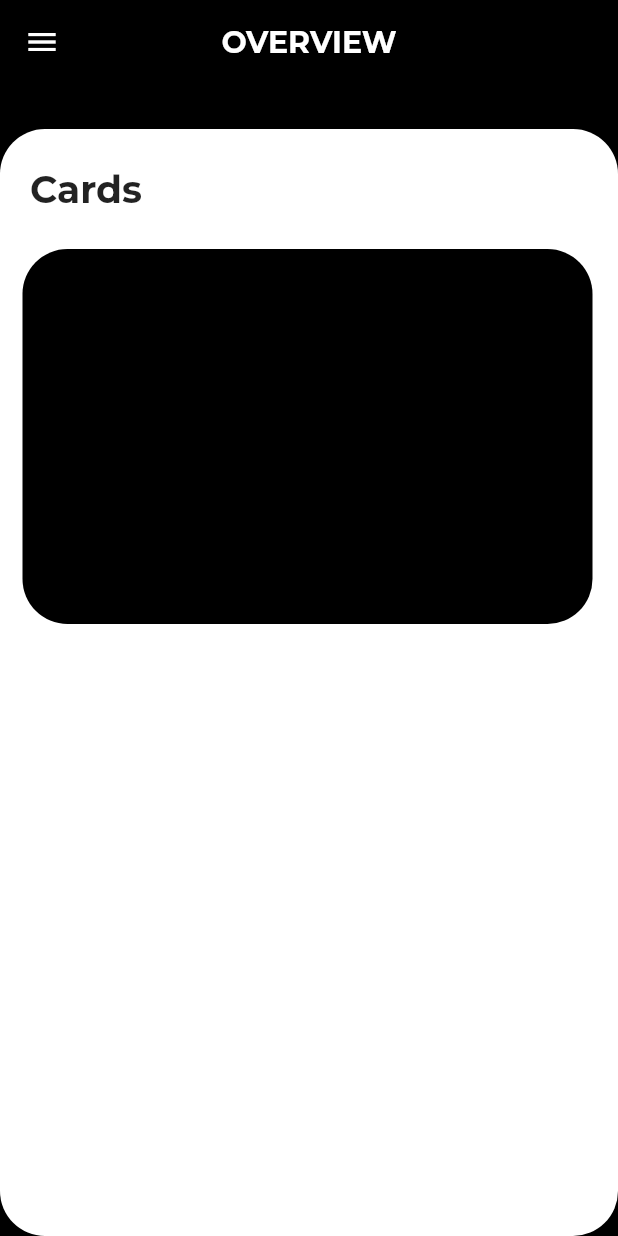
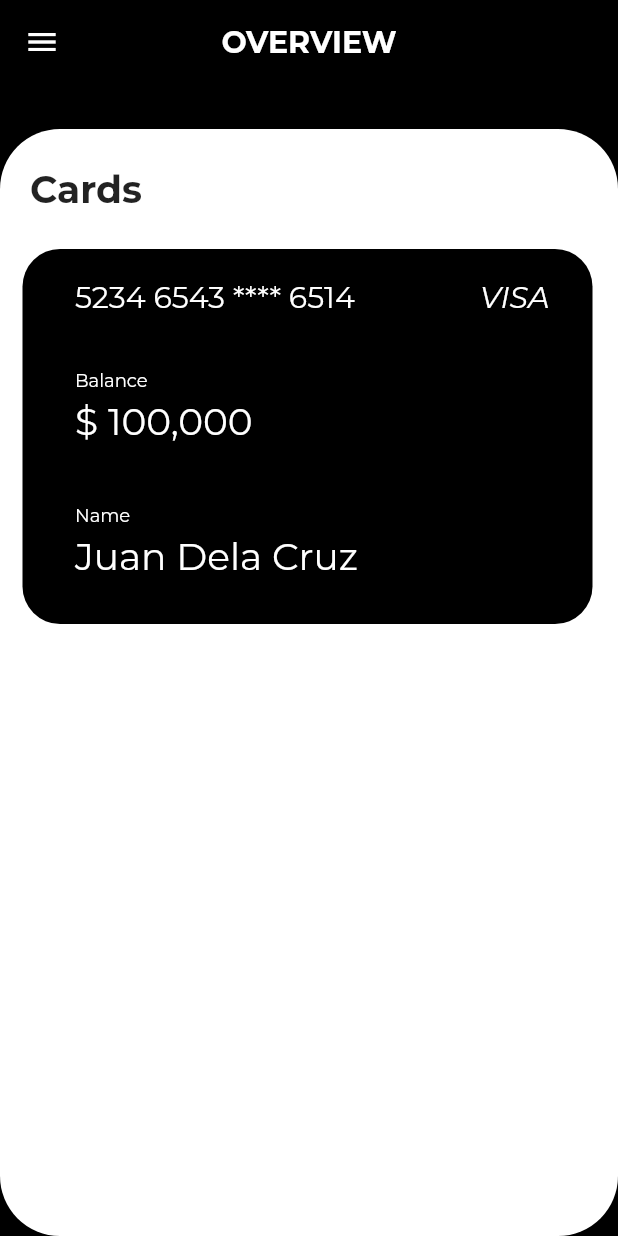
Before and after one commit to JohnRaves22/OOP_Module2_Assessment, a Flutter app: the dashboard_screen screen opened directly, on a phone screen of 412 x 824 dp. Run offline on Flutter 3.47's test engine with Material 2 defaults, Android fonts, the phone set to English and light mode, and no system bars; our stand-ins replace google_fonts.

Commit message:
added debit card feature in dashboard screen

```diff
--- a/lib/dashboard_screen.dart
+++ b/lib/dashboard_screen.dart
@@ -35,7 +35,7 @@ class _dashboard_screenState extends State<dashboard_screen> {
             child: Container(
               decoration: BoxDecoration(
                 color: Colors.white,
-                borderRadius: const BorderRadius.all(const Radius.circular(30)),
+                borderRadius: const BorderRadius.all(const Radius.circular(40)),
               ),
               ),
           ),
@@ -51,13 +51,91 @@ class _dashboard_screenState extends State<dashboard_screen> {
               child: Container(
                 decoration: BoxDecoration(
                   color: Colors.black,
-                  borderRadius: const BorderRadius.all(const Radius.circular(30)),
+                  borderRadius: const BorderRadius.all(const Radius.circular(25)),
                 ),
               ),
             ),
-          )
+          ),
+          Padding(
+            padding: const EdgeInsets.only(top:130, left:320),
+            child: Text(
+              "VISA",
+              style: GoogleFonts.montserrat(textStyle: TextStyle(
+                fontSize: 20,
+                fontWeight: FontWeight.normal,
+                fontStyle: FontStyle.italic,
+                color: Colors.white,
+                ),
+            ),
+            ),
+          ),
+          Padding(
+            padding: const EdgeInsets.only(top:130, left:50),
+            child: Text(
+              "5234 6543 **** 6514",
+              style: GoogleFonts.montserrat(textStyle: TextStyle(
+                fontSize: 20,
+                fontWeight: FontWeight.normal,
+                fontStyle: FontStyle.normal,
+                color: Colors.white,
+                ),
+            ),
+            ),
+          ),
+          Padding(
+            padding: const EdgeInsets.only(top:190, left:50),
+            child: Text(
+              "Balance",
+              style: GoogleFonts.montserrat(textStyle: TextStyle(
+                fontSize: 12,
+                fontWeight: FontWeight.normal,
+                fontStyle: FontStyle.normal,
+                color: Colors.white,
+                ),
+            ),
+            ),
+          ),
+          Padding(
+            padding: const EdgeInsets.only(top:210, left:50),
+            child: Text(
+              "\$ 100,000",
+              style: GoogleFonts.montserrat(textStyle: TextStyle(
+                fontSize: 25,
+                fontWeight: FontWeight.normal,
+                fontStyle: FontStyle.normal,
+                color: Colors.white,
+                ),
+            ),
+            ),
+          ),
+          Padding(
+            padding: const EdgeInsets.only(top:280, left:50),
+            child: Text(
+              "Name",
+              style: GoogleFonts.montserrat(textStyle: TextStyle(
+                fontSize: 12,
+                fontWeight: FontWeight.normal,
+                fontStyle: FontStyle.normal,
+                color: Colors.white,
+                ),
+            ),
+            ),
+          ),
+          Padding(
+            padding: const EdgeInsets.only(top:300, left:50),
+            child: Text(
+              "Juan Dela Cruz",
+              style: GoogleFonts.montserrat(textStyle: TextStyle(
+                fontSize: 25,
+                fontWeight: FontWeight.normal,
+                fontStyle: FontStyle.normal,
+                color: Colors.white,
+                ),
+            ),
+            ),
+          ),
+
         ]
-
       ),
       drawer: Drawer(
         backgroundColor: Colors.black,
```
Also changed, not shown: assets/fonts/myriadproblackitalic.otf (added).
